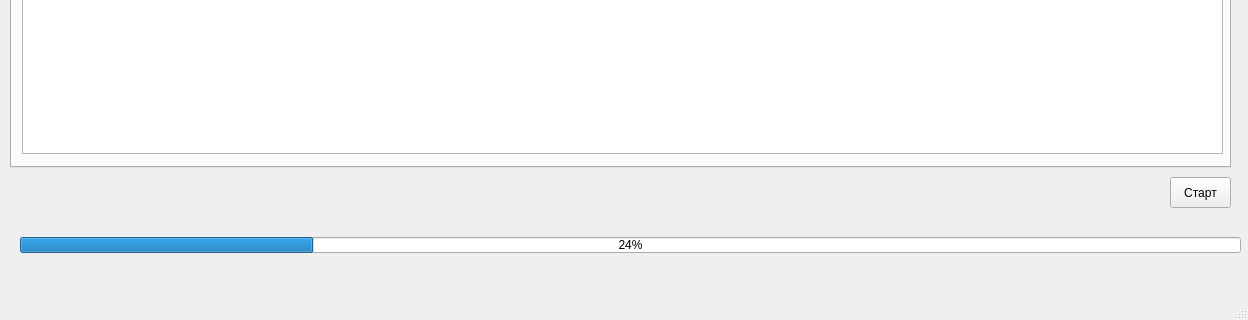
Qt form src/gui/mainwindow.ui (lzlaG/k-plusplus) before a commit; both pictures show x 0 to 1248 and y 493 to 813 of the 1248 by 813 pixel window.
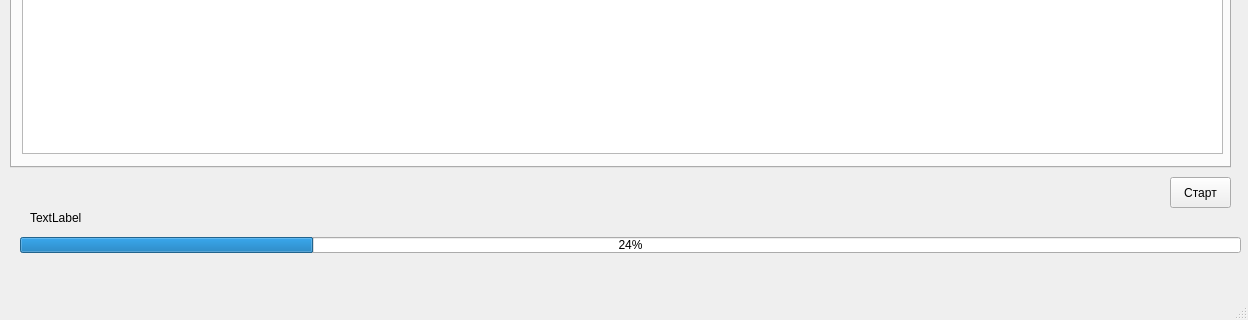
The same form after that commit.

Commit message: rubrika - anekdot

```diff
--- a/src/gui/mainwindow.ui
+++ b/src/gui/mainwindow.ui
@@ -155,6 +155,19 @@
      <number>24</number>
     </property>
    </widget>
+   <widget class="QLabel" name="AnekdotLabel">
+    <property name="geometry">
+     <rect>
+      <x>30</x>
+      <y>700</y>
+      <width>1081</width>
+      <height>21</height>
+     </rect>
+    </property>
+    <property name="text">
+     <string>TextLabel</string>
+    </property>
+   </widget>
   </widget>
   <widget class="QMenuBar" name="menubar">
    <property name="geometry">
```
The commit also changes 6 other files.
